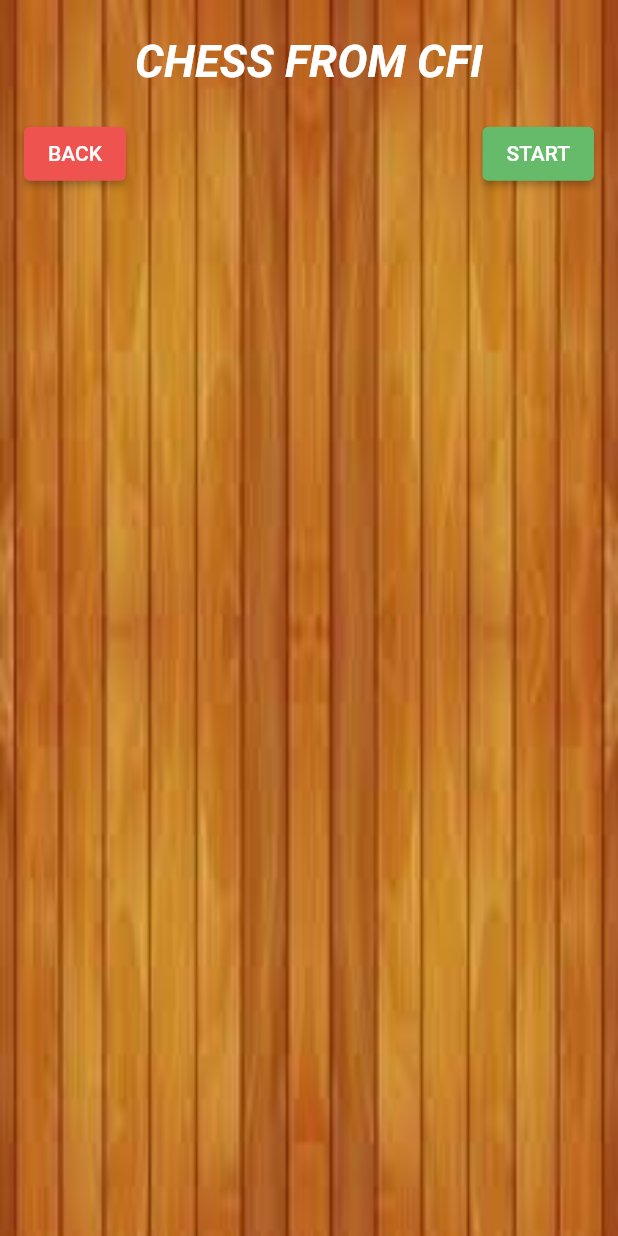
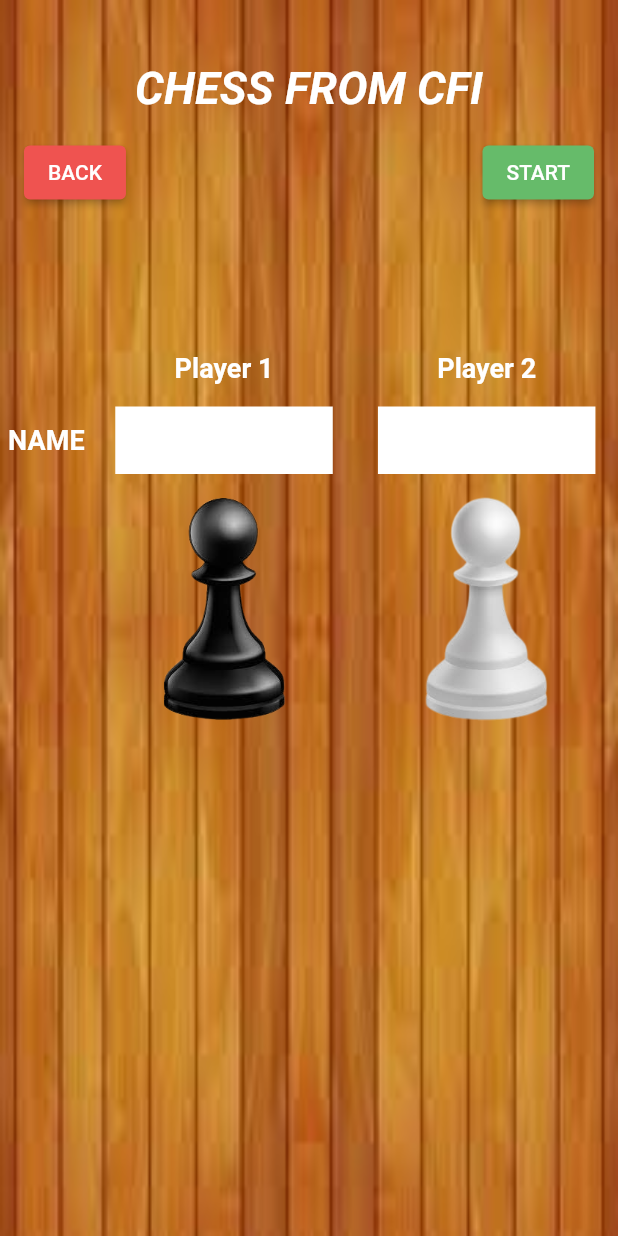
Before and after one commit to RasagnyaG/chess-app, a Flutter app: the PlayersPage screen opened directly, on a phone screen of 412 x 824 dp. Run offline on Flutter 3.47's test engine with Material 2 defaults, Android fonts, the phone set to English and light mode, and no system bars.

Commit message:
player input UI

```diff
--- a/lib/main.dart
+++ b/lib/main.dart
@@ -15,7 +15,7 @@ class MyApp extends StatelessWidget {
     return MaterialApp(
         title: 'Chess App',
         home: Scaffold(
-          body: PlayersPage(),
+          body: LandingScreen(),
         ));
   }
 }
--- a/lib/screens/players.dart
+++ b/lib/screens/players.dart
@@ -2,6 +2,9 @@ import 'package:flutter/material.dart';
 import 'package:flutter/services.dart';
 import 'package:flutter/src/widgets/container.dart';
 import 'package:flutter/src/widgets/framework.dart';
+
+final player1Controller = TextEditingController();
+final player2Controller = TextEditingController();
 
 class PlayersPage extends StatelessWidget {
   const PlayersPage({super.key});
@@ -16,7 +19,7 @@ class PlayersPage extends StatelessWidget {
       child: Scaffold(
         backgroundColor: Colors.transparent,
         appBar: AppBar(
-            toolbarHeight: 150,
+            toolbarHeight: 180,
             title: Column(
               crossAxisAlignment: CrossAxisAlignment.center,
               children: <Widget>[
@@ -28,12 +31,12 @@ class PlayersPage extends StatelessWidget {
                       fontSize: 30),
                 ),
                 Padding(
-                  padding: const EdgeInsets.only(top: 20),
+                  padding: const EdgeInsets.only(top: 15),
                   child: Row(
                     mainAxisAlignment: MainAxisAlignment.spaceBetween,
                     children: <Widget>[
                       ElevatedButton(
-                        onPressed: () {},
+                        onPressed: () => Navigator.of(context).pop(),
                         style: ButtonStyle(
                             backgroundColor:
                                 MaterialStateProperty.all(Colors.red[400])),
@@ -55,10 +58,88 @@ class PlayersPage extends StatelessWidget {
             shadowColor: Colors.transparent,
             centerTitle: true,
             automaticallyImplyLeading: false),
-        body: Column(
-          crossAxisAlignment: CrossAxisAlignment.stretch,
-          children: <Widget>[],
-        ),
+        body: Padding(
+            padding: const EdgeInsets.only(top: 55),
+            child: Table(
+              defaultVerticalAlignment: TableCellVerticalAlignment.middle,
+              columnWidths: const {0: FractionColumnWidth(.15)},
+              children: <TableRow>[
+                TableRow(children: <Widget>[
+                  Container(),
+                  const Padding(
+                    padding: EdgeInsets.only(bottom: 15),
+                    child: Center(
+                        child: Text('Player 1',
+                            style: TextStyle(
+                                color: Colors.white,
+                                fontWeight: FontWeight.bold,
+                                fontSize: 18))),
+                  ),
+                  const Padding(
+                    padding: EdgeInsets.only(bottom: 15),
+                    child: Center(
+                        child: Text('Player 2',
+                            style: TextStyle(
+                                color: Colors.white,
+                                fontWeight: FontWeight.bold,
+                                fontSize: 18))),
+                  )
+                ]),
+                TableRow(children: <Widget>[
+                  const Center(
+                      child: Text('NAME',
+                          style: TextStyle(
+                              color: Colors.white,
+                              fontWeight: FontWeight.bold,
+                              fontSize: 18,
+                              letterSpacing: 0.1))),
+                  Center(
+                    child: SizedBox(
+                      width: 145,
+                      height: 45,
+                      child: TextField(
+                          decoration: const InputDecoration(
+                              border: InputBorder.none,
+                              focusedBorder: InputBorder.none,
+                              filled: true,
+                              fillColor: Colors.white),
+                          controller: player1Controller),
+                    ),
+                  ),
+                  Center(
+                    child: SizedBox(
+                      width: 145,
+                      height: 45,
+                      child: TextField(
+                        decoration: const InputDecoration(
+                            border: InputBorder.none,
+                            focusedBorder: InputBorder.none,
+                            filled: true,
+                            fillColor: Colors.white),
+                        controller: player2Controller,
+                      ),
+                    ),
+                  )
+                ]),
+                TableRow(children: <Widget>[
+                  Container(),
+                  const Padding(
+                    padding: EdgeInsets.only(top: 15),
+                    child: Image(
+                      image: AssetImage('assets/pawn_black.png'),
+                      height: 150,
+                    ),
+                  ),
+                  const Padding(
+                    padding: EdgeInsets.only(top: 15),
+                    child: Image(
+                      image: AssetImage('assets/pawn_white.png'),
+                      height: 150,
+                    ),
+                  ),
+                ])
+              ],
+            )),
       ),
     );
   }
--- a/pubspec.yaml
+++ b/pubspec.yaml
@@ -61,6 +61,8 @@ flutter:
   assets:
     - assets/landing.jpeg
     - assets/background.jpeg
+    - assets/pawn_black.png
+    - assets/pawn_white.png
 
   # An image asset can refer to one or more resolution-specific "variants", see
   # https://flutter.dev/assets-and-images/#resolution-aware
```
Also changed, not shown: assets/pawn_black.png (added), assets/pawn_white.png (added).
